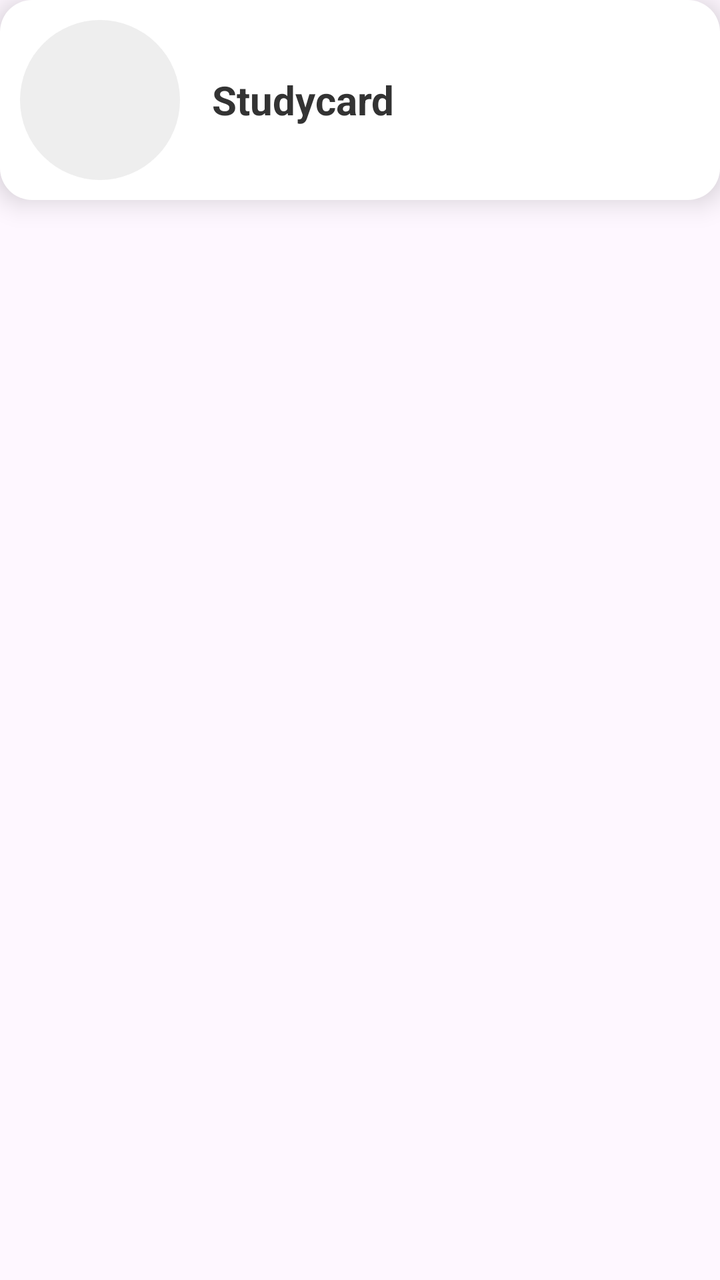
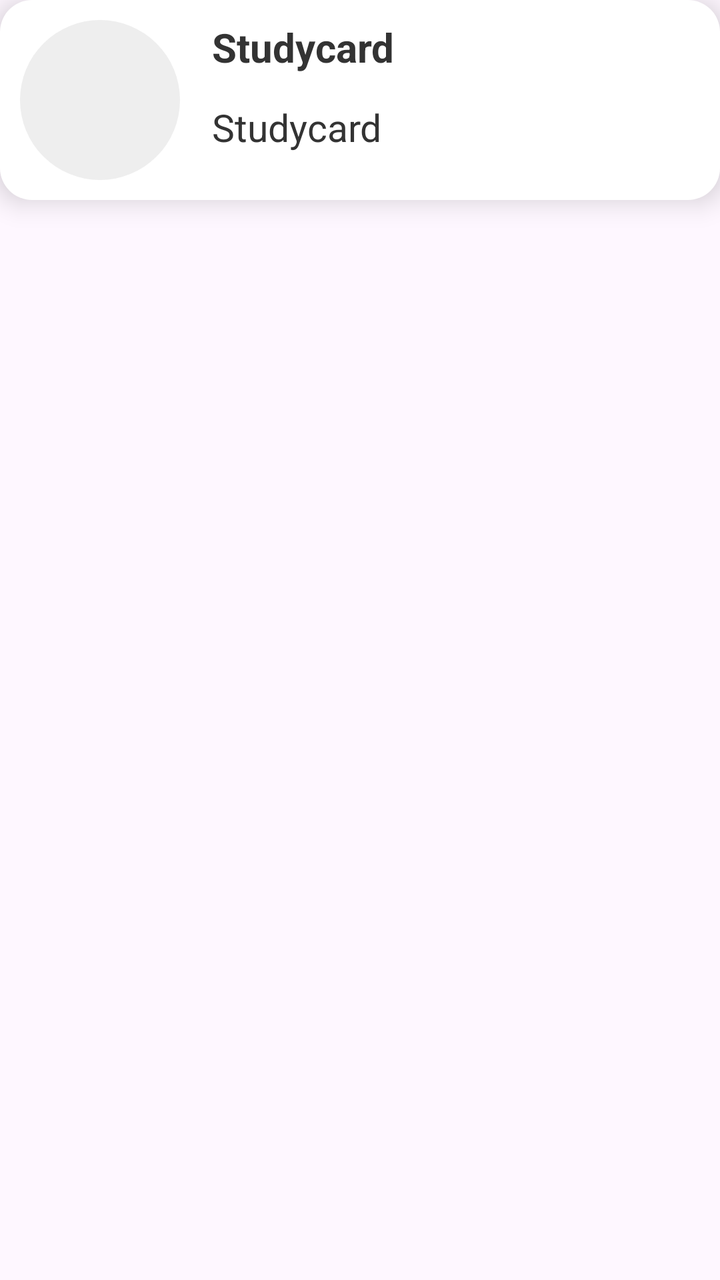

Screens rendered from an Android XML layout before and after an edit, with the pre-edit source and the edit as a unified diff.
<!-- AndroidManifest.xml: application theme Theme.Studycard -->
<!-- res/layout/activity_main.xml -->
<?xml version="1.0" encoding="utf-8"?>
<androidx.constraintlayout.widget.ConstraintLayout xmlns:android="http://schemas.android.com/apk/res/android"
    xmlns:app="http://schemas.android.com/apk/res-auto"
    xmlns:tools="http://schemas.android.com/tools"
    android:id="@+id/main"
    android:layout_width="match_parent"
    android:layout_height="match_parent"
    tools:context=".MainActivity">
    
    <LinearLayout
        android:id="@+id/head"
        android:layout_width="match_parent"
        android:layout_height="wrap_content"
        android:orientation="horizontal"
        android:background="@drawable/bg_card"
        android:elevation="8dp"
        android:padding="10dp"
        app:layout_constraintTop_toTopOf="parent"
        app:layout_constraintStart_toStartOf="parent"
        app:layout_constraintEnd_toEndOf="parent">

        <ImageView
            android:id="@+id/picture"
            android:layout_width="80dp"
            android:layout_height="80dp"
            android:layout_gravity="center_vertical"

            android:scaleType="centerCrop"
            android:contentDescription="@string/profile_picture_desc"
            android:background="@drawable/bg_image_circle" />

        <TextView
            android:id="@+id/name"
            android:layout_width="0dp"
            android:layout_height="wrap_content"
            android:layout_weight="1"
            android:layout_marginStart="16dp"
            android:layout_gravity="center_vertical"
            android:text="Studycard"
            android:textColor="@color/text_primary"
            android:textSize="20sp"
            android:textStyle="bold" />
    </LinearLayout>

    <androidx.recyclerview.widget.RecyclerView
        android:id="@+id/recyclerView"
        android:layout_width="match_parent"
        android:layout_height="100dp"
        android:orientation="horizontal"
        android:scrollbars="horizontal"

        app:layout_constraintTop_toBottomOf="@+id/head"/>

    <ListView
        android:id="@+id/cousersList"
        android:layout_width="match_parent"
        android:layout_height="0dp"

        app:layout_constraintBottom_toBottomOf="parent"
        app:layout_constraintTop_toBottomOf="@+id/recyclerView"

        />


</androidx.constraintlayout.widget.ConstraintLayout>
<!-- resources referenced by this layout -->
<resources>
  <color name="text_primary">#333333</color>
  <!-- drawable bg_card (drawable) -->
  <shape xmlns:android="http://schemas.android.com/apk/res/android">
      <solid android:color="@color/card_background" />
      <corners android:radius="16dp" />
      <shadow android:color="@color/shadow_color" />
  </shape>
  <!-- drawable bg_image_circle (drawable) -->
  <shape xmlns:android="http://schemas.android.com/apk/res/android">
      <solid android:color="@color/profile_picture_background" />
      <corners android:radius="50dp" />
  </shape>
  <string name="profile_picture_desc">Profile picture</string>
  <style name="Theme.Studycard" parent="Base.Theme.Studycard" />
  <color name="card_background">#FFFFFF</color>
  <color name="shadow_color">#40000000</color>
  <color name="profile_picture_background">#EEEEEE</color>
  <style name="Base.Theme.Studycard" parent="Theme.Material3.DayNight.NoActionBar">
          
          
      </style>
</resources>

<!-- the commit's change to res/layout/activity_main.xml (unified diff, before → after) -->
@@ -29,17 +29,37 @@
             android:contentDescription="@string/profile_picture_desc"
             android:background="@drawable/bg_image_circle" />
 
-        <TextView
-            android:id="@+id/name"
-            android:layout_width="0dp"
-            android:layout_height="wrap_content"
-            android:layout_weight="1"
-            android:layout_marginStart="16dp"
-            android:layout_gravity="center_vertical"
-            android:text="Studycard"
-            android:textColor="@color/text_primary"
-            android:textSize="20sp"
-            android:textStyle="bold" />
+        <LinearLayout
+
+            android:layout_width="wrap_content"
+            android:layout_height="match_parent"
+            android:orientation="vertical"
+            app:layout_constraintTop_toTopOf="parent"
+            app:layout_constraintStart_toStartOf="parent"
+            app:layout_constraintEnd_toEndOf="parent">
+            <TextView
+                android:id="@+id/name"
+                android:layout_width="match_parent"
+                android:layout_height="wrap_content"
+                android:layout_weight="1"
+                android:layout_marginStart="16dp"
+                android:layout_gravity="center_vertical"
+                android:text="Studycard"
+                android:textColor="@color/text_primary"
+                android:textSize="20sp"
+                android:textStyle="bold" />
+            <TextView
+                android:id="@+id/login"
+                android:layout_width="match_parent"
+                android:layout_height="wrap_content"
+                android:layout_weight="1"
+                android:layout_marginStart="16dp"
+                android:layout_gravity="center_vertical"
+                android:text="Studycard"
+                android:textColor="@color/text_primary"
+                android:textSize="19sp"
+                 />
+        </LinearLayout>
     </LinearLayout>
 
     <androidx.recyclerview.widget.RecyclerView
